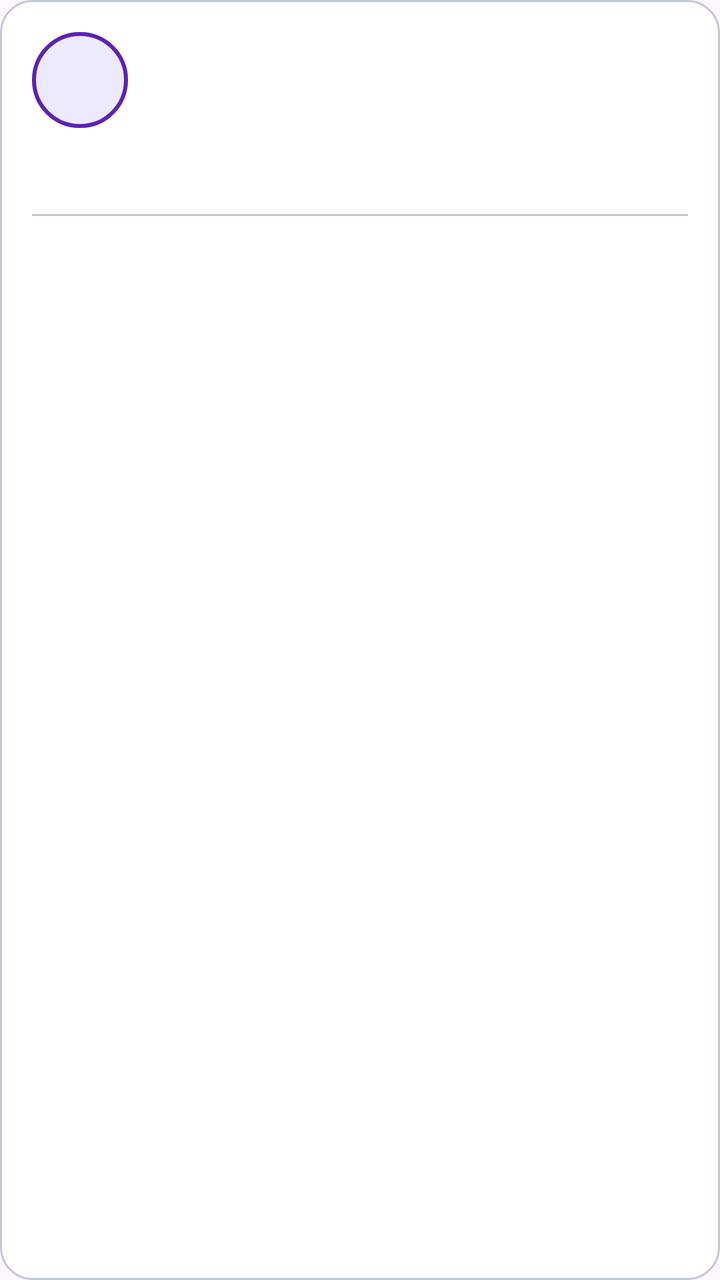
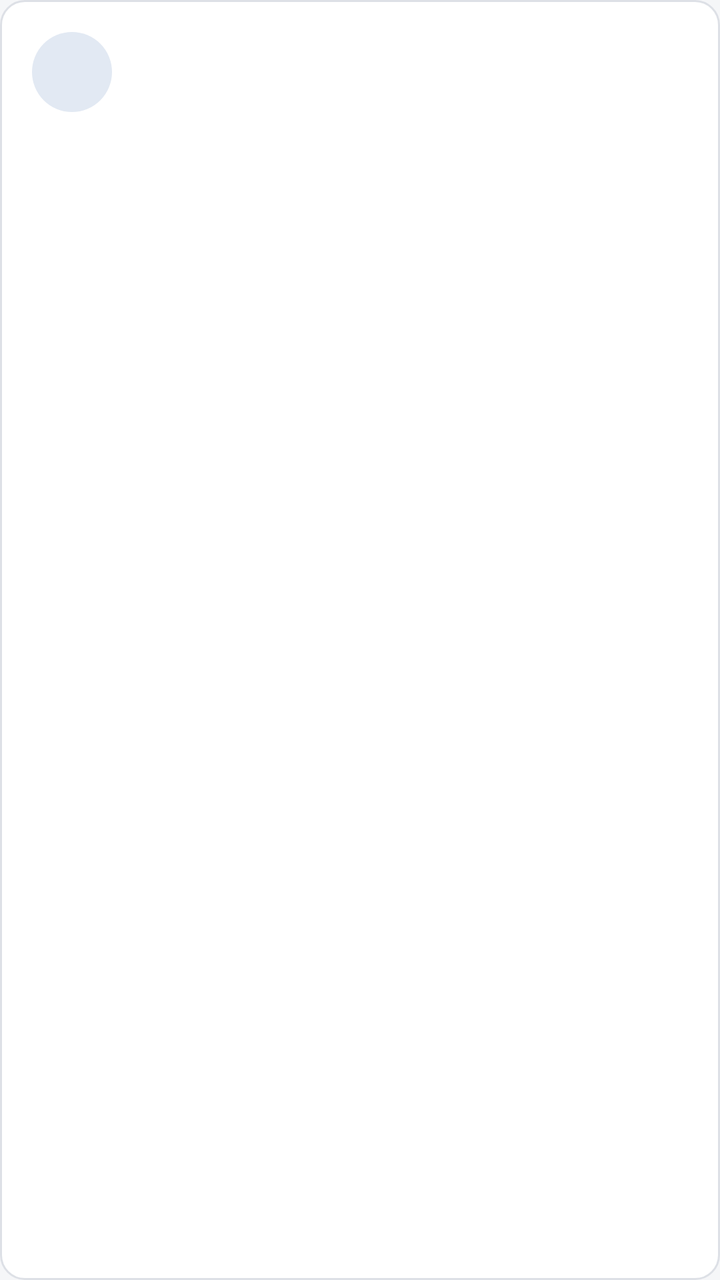

The first picture is an Android layout as it rendered before a commit; the second is the same layout after the commit. The layout source and the unified diff follow.
<!-- AndroidManifest.xml: application theme Theme.Kstudy -->
<!-- res/layout/item_student.xml -->
<?xml version="1.0" encoding="utf-8"?>
<LinearLayout xmlns:android="http://schemas.android.com/apk/res/android"
    android:layout_width="match_parent"
    android:layout_height="wrap_content"
    android:layout_marginHorizontal="16dp"
    android:layout_marginVertical="8dp"
    android:background="@drawable/bg_card"
    android:orientation="vertical"
    android:padding="16dp">

    <LinearLayout
        android:layout_width="match_parent"
        android:layout_height="wrap_content"
        android:gravity="center_vertical"
        android:orientation="horizontal">

        <TextView
            android:id="@+id/tvStudentInitials"
            android:layout_width="48dp"
            android:layout_height="48dp"
            android:background="@drawable/bg_circle_avatar"
            android:gravity="center"
            android:textColor="@color/on_primary_container"
            android:textSize="18sp"
            android:textStyle="bold" />

        <LinearLayout
            android:layout_width="0dp"
            android:layout_height="wrap_content"
            android:layout_marginStart="16dp"
            android:layout_weight="1"
            android:orientation="vertical">

            <TextView
                android:id="@+id/tvStudentName"
                android:layout_width="wrap_content"
                android:layout_height="wrap_content"
                android:textColor="@color/black"
                android:textSize="18sp"
                android:textStyle="bold" />

            <LinearLayout
                android:layout_width="match_parent"
                android:layout_height="wrap_content"
                android:layout_marginTop="4dp"
                android:orientation="horizontal">

                <TextView
                    android:id="@+id/tvStudentCode"
                    android:layout_width="wrap_content"
                    android:layout_height="wrap_content"
                    android:textColor="@color/text_secondary"
                    android:textSize="13sp" />

                <TextView
                    android:id="@+id/tvStudentClass"
                    android:layout_width="wrap_content"
                    android:layout_height="wrap_content"
                    android:layout_marginStart="16dp"
                    android:textColor="@color/text_secondary"
                    android:textSize="13sp" />
            </LinearLayout>
        </LinearLayout>
    </LinearLayout>

    <TextView
        android:id="@+id/tvStudentPhone"
        android:layout_width="match_parent"
        android:layout_height="wrap_content"
        android:layout_marginTop="12dp"
        android:textColor="@color/text_secondary"
        android:textSize="14sp" />

    
    <View
        android:layout_width="match_parent"
        android:layout_height="1dp"
        android:layout_marginVertical="12dp"
        android:background="@color/outline_variant" />

    <LinearLayout
        android:layout_width="match_parent"
        android:layout_height="wrap_content"
        android:orientation="horizontal">

        <Button
            android:id="@+id/btnEditStudent"
            style="@style/Widget.Material3.Button.TextButton"
            android:layout_width="0dp"
            android:layout_height="wrap_content"
            android:layout_weight="1"
            android:text="Sửa"
            android:textColor="@color/primary"
            android:visibility="gone" />

        <Button
            android:id="@+id/btnDeleteStudent"
            style="@style/Widget.Material3.Button.TextButton"
            android:layout_width="0dp"
            android:layout_height="wrap_content"
            android:layout_weight="1"
            android:text="Xóa"
            android:textColor="@color/absent"
            android:visibility="gone" />

        <Button
            android:id="@+id/btnActionStudent"
            style="@style/Widget.Material3.Button"
            android:layout_width="match_parent"
            android:layout_height="wrap_content"
            android:textColor="@color/white"
            android:visibility="gone" />
    </LinearLayout>
</LinearLayout>
<!-- resources referenced by this layout -->
<resources>
  <color name="absent">#F44336</color>
  <color name="black">#FF000000</color>
  <color name="on_primary_container">#2E1065</color>
  <color name="outline_variant">#C3C6D6</color>
  <color name="primary">#5B21B6</color>
  <color name="text_secondary">#434654</color>
  <color name="white">#FFFFFFFF</color>
  <!-- drawable bg_card (drawable) -->
  <?xml version="1.0" encoding="utf-8"?>
  <shape xmlns:android="http://schemas.android.com/apk/res/android"
      android:shape="rectangle">
      <solid android:color="@color/surface" />
      <corners android:radius="16dp" />
      <stroke
          android:width="1dp"
          android:color="@color/outline_variant" />
  </shape>
  <!-- drawable bg_circle_avatar (drawable) -->
  <?xml version="1.0" encoding="utf-8"?>
  <shape xmlns:android="http://schemas.android.com/apk/res/android"
      android:shape="oval">
      <solid android:color="@color/primary_container" />
      <stroke
          android:width="2dp"
          android:color="@color/primary" />
  </shape>
  <color name="primary_container">#EDE9FE</color>
  <style name="Base.Theme.Kstudy" parent="Theme.Material3.Light.NoActionBar">
          
          <item name="colorPrimary">@color/primary</item>
          <item name="colorOnPrimary">@color/white</item>
      </style>
  <!-- unchanged entries left out for length: 2 -->
</resources>

<!-- the commit's change to res/layout/item_student.xml (unified diff, before → after) -->
@@ -1,33 +1,24 @@
 <?xml version="1.0" encoding="utf-8"?>
 <LinearLayout xmlns:android="http://schemas.android.com/apk/res/android"
+    style="@style/Widget.Kstudy.Card"
     android:layout_width="match_parent"
     android:layout_height="wrap_content"
-    android:layout_marginHorizontal="16dp"
-    android:layout_marginVertical="8dp"
-    android:background="@drawable/bg_card"
-    android:orientation="vertical"
-    android:padding="16dp">
+    android:layout_marginBottom="8dp"
+    android:orientation="vertical">
 
     <LinearLayout
         android:layout_width="match_parent"
         android:layout_height="wrap_content"
-        android:gravity="center_vertical"
         android:orientation="horizontal">
 
         <TextView
             android:id="@+id/tvStudentInitials"
-            android:layout_width="48dp"
-            android:layout_height="48dp"
-            android:background="@drawable/bg_circle_avatar"
-            android:gravity="center"
-            android:textColor="@color/on_primary_container"
-            android:textSize="18sp"
-            android:textStyle="bold" />
+            style="@style/Widget.Kstudy.Avatar" />
 
         <LinearLayout
             android:layout_width="0dp"
             android:layout_height="wrap_content"
-            android:layout_marginStart="16dp"
+            android:layout_marginStart="12dp"
             android:layout_weight="1"
             android:orientation="vertical">
 
@@ -35,80 +26,64 @@
                 android:id="@+id/tvStudentName"
                 android:layout_width="wrap_content"
                 android:layout_height="wrap_content"
-                android:textColor="@color/black"
-                android:textSize="18sp"
-                android:textStyle="bold" />
+                android:textAppearance="@style/TextAppearance.Kstudy.ItemTitle" />
 
             <LinearLayout
                 android:layout_width="match_parent"
                 android:layout_height="wrap_content"
-                android:layout_marginTop="4dp"
+                android:layout_marginTop="2dp"
                 android:orientation="horizontal">
 
                 <TextView
                     android:id="@+id/tvStudentCode"
                     android:layout_width="wrap_content"
                     android:layout_height="wrap_content"
-                    android:textColor="@color/text_secondary"
-                    android:textSize="13sp" />
+                    android:textAppearance="@style/TextAppearance.Kstudy.Body.Secondary" />
 
                 <TextView
                     android:id="@+id/tvStudentClass"
                     android:layout_width="wrap_content"
                     android:layout_height="wrap_content"
                     android:layout_marginStart="16dp"
-                    android:textColor="@color/text_secondary"
-                    android:textSize="13sp" />
+                    android:textAppearance="@style/TextAppearance.Kstudy.Body.Secondary" />
             </LinearLayout>
+
+            <TextView
+                android:id="@+id/tvStudentPhone"
+                android:layout_width="wrap_content"
+                android:layout_height="wrap_content"
+                android:layout_marginTop="2dp"
+                android:textAppearance="@style/TextAppearance.Kstudy.Body.Secondary" />
         </LinearLayout>
     </LinearLayout>
 
-    <TextView
-        android:id="@+id/tvStudentPhone"
-        android:layout_width="match_parent"
-        android:layout_height="wrap_content"
-        android:layout_marginTop="12dp"
-        android:textColor="@color/text_secondary"
-        android:textSize="14sp" />
+    
+    <LinearLayout
+        android:id="@+id/layoutStudentActions"
+        style="@style/Widget.Kstudy.CardActions"
+        android:visibility="gone">
 
-    
-    <View
-        android:layout_width="match_parent"
-        android:layout_height="1dp"
-        android:layout_marginVertical="12dp"
-        android:background="@color/outline_variant" />
-
-    <LinearLayout
-        android:layout_width="match_parent"
-        android:layout_height="wrap_content"
-        android:orientation="horizontal">
+        <Button
+            android:id="@+id/btnDeleteStudent"
+            style="@style/Widget.Kstudy.Button.Text.Danger"
+            android:layout_width="wrap_content"
+            android:layout_height="wrap_content"
+            android:text="Xóa"
+            android:visibility="gone" />
 
         <Button
             android:id="@+id/btnEditStudent"
-            style="@style/Widget.Material3.Button.TextButton"
-            android:layout_width="0dp"
+            style="@style/Widget.Kstudy.Button.Text"
+            android:layout_width="wrap_content"
             android:layout_height="wrap_content"
-            android:layout_weight="1"
             android:text="Sửa"
-            android:textColor="@color/primary"
-            android:visibility="gone" />
-
-        <Button
-            android:id="@+id/btnDeleteStudent"
-            style="@style/Widget.Material3.Button.TextButton"
-            android:layout_width="0dp"
-            android:layout_height="wrap_content"
-            android:layout_weight="1"
-            android:text="Xóa"
-            android:textColor="@color/absent"
             android:visibility="gone" />
 
         <Button
             android:id="@+id/btnActionStudent"
-            style="@style/Widget.Material3.Button"
-            android:layout_width="match_parent"
+            style="@style/Widget.Kstudy.Button.Text"
+            android:layout_width="wrap_content"
             android:layout_height="wrap_content"
-            android:textColor="@color/white"
             android:visibility="gone" />
     </LinearLayout>
 </LinearLayout>
<!-- resource entries referenced after the edit -->
@@ -1,18 +1,90 @@
 <!-- resources referenced by this layout -->
 <resources>
-  <color name="absent">#F44336</color>
-  <color name="black">#FF000000</color>
-  <color name="on_primary_container">#2E1065</color>
-  <color name="outline_variant">#C3C6D6</color>
-  <color name="primary">#5B21B6</color>
-  <color name="text_secondary">#434654</color>
-  <color name="white">#FFFFFFFF</color>
+  <style name="TextAppearance.Kstudy.Body.Secondary">
+          <item name="android:textColor">?attr/colorOnSurfaceVariant</item>
+      </style>
+  <style name="TextAppearance.Kstudy.ItemTitle" parent="TextAppearance.Material3.TitleMedium">
+          <item name="android:textColor">?attr/colorOnSurface</item>
+      </style>
+  <style name="Widget.Kstudy.Avatar" parent="">
+          <item name="android:layout_width">40dp</item>
+          <item name="android:layout_height">40dp</item>
+          <item name="android:background">@drawable/bg_circle_avatar</item>
+          <item name="android:gravity">center</item>
+          <item name="android:textAppearance">@style/TextAppearance.Kstudy.Label</item>
+          <item name="android:textColor">?attr/colorOnPrimaryContainer</item>
+      </style>
+  <style name="Widget.Kstudy.Button.Text" parent="Widget.Material3.Button.TextButton">
+          <item name="shapeAppearanceOverlay">@style/ShapeAppearanceOverlay.Kstudy.Control</item>
+          <item name="android:minWidth">56dp</item>
+      </style>
+  <style name="Widget.Kstudy.Button.Text.Danger">
+          <item name="android:textColor">@color/danger_text</item>
+          <item name="rippleColor">@color/error_container</item>
+      </style>
+  <style name="Widget.Kstudy.Card" parent="">
+          <item name="android:background">@drawable/bg_card</item>
+          <item name="android:padding">16dp</item>
+          
+          <item name="android:clipToPadding">false</item>
+      </style>
+  <style name="Widget.Kstudy.CardActions" parent="">
+          <item name="android:layout_width">match_parent</item>
+          <item name="android:layout_height">wrap_content</item>
+          <item name="android:orientation">horizontal</item>
+          <item name="android:gravity">end</item>
+          <item name="android:layout_marginTop">-4dp</item>
+          <item name="android:layout_marginBottom">-12dp</item>
+          <item name="android:layout_marginEnd">-12dp</item>
+      </style>
+  <color name="on_primary_container">#14263F</color>
+  <color name="primary_inverse">#A9C1E3</color>
+  <color name="secondary">#56606E</color>
+  <color name="secondary_container">#E7EAEF</color>
+  <color name="on_secondary_container">#1C2430</color>
+  <color name="background">#F5F6F8</color>
+  <color name="on_surface">#1B1D21</color>
+  <color name="surface_container">#ECEEF2</color>
+  <color name="outline_variant">#DDE0E6</color>
+  <color name="primary">#1F3A5F</color>
+  <color name="on_primary">#FFFFFF</color>
+  <color name="text_secondary">#555B66</color>
+  <color name="surface_inverse">#2F3237</color>
+  <color name="on_surface_inverse">#F1F2F4</color>
+  <color name="surface_dim">#DCDEE3</color>
+  <color name="surface_container_low">#F5F6F8</color>
+  <color name="surface_container_high">#E4E7EC</color>
+  <color name="outline">#7A808C</color>
+  <color name="error">#B3261E</color>
+  <color name="on_error_container">#5F1410</color>
+  <style name="Widget.Kstudy.Button" parent="Widget.Material3.Button">
+          <item name="shapeAppearanceOverlay">@style/ShapeAppearanceOverlay.Kstudy.Control</item>
+      </style>
+  <style name="Widget.Kstudy.Button.Outlined" parent="Widget.Material3.Button.OutlinedButton">
+          <item name="shapeAppearanceOverlay">@style/ShapeAppearanceOverlay.Kstudy.Control</item>
+      </style>
+  <style name="ThemeOverlay.Kstudy.MaterialAlertDialog" parent="ThemeOverlay.Material3.MaterialAlertDialog">
+          <item name="alertDialogStyle">@style/MaterialAlertDialog.Kstudy</item>
+          <item name="buttonBarPositiveButtonStyle">@style/Widget.Kstudy.Button.Text.Dialog</item>
+          <item name="buttonBarNegativeButtonStyle">@style/Widget.Kstudy.Button.Text.Dialog</item>
+          <item name="buttonBarNeutralButtonStyle">@style/Widget.Kstudy.Button.Text.Dialog.Flush</item>
+      </style>
+  <style name="MaterialAlertDialog.Kstudy" parent="MaterialAlertDialog.Material3">
+          <item name="backgroundTint">?attr/colorSurface</item>
+      </style>
+  <style name="Widget.Kstudy.Button.Text.Dialog" parent="Widget.Material3.Button.TextButton.Dialog">
+          <item name="shapeAppearanceOverlay">@style/ShapeAppearanceOverlay.Kstudy.Control</item>
+      </style>
+  <style name="Widget.Kstudy.Button.Text.Dialog.Flush">
+          <item name="android:layout_marginStart">0dp</item>
+          <item name="android:layout_marginLeft">0dp</item>
+      </style>
   <!-- drawable bg_card (drawable) -->
   <?xml version="1.0" encoding="utf-8"?>
   <shape xmlns:android="http://schemas.android.com/apk/res/android"
       android:shape="rectangle">
       <solid android:color="@color/surface" />
-      <corners android:radius="16dp" />
+      <corners android:radius="@dimen/radius_container" />
       <stroke
           android:width="1dp"
           android:color="@color/outline_variant" />
@@ -22,15 +94,71 @@
   <shape xmlns:android="http://schemas.android.com/apk/res/android"
       android:shape="oval">
       <solid android:color="@color/primary_container" />
-      <stroke
-          android:width="2dp"
-          android:color="@color/primary" />
   </shape>
-  <color name="primary_container">#EDE9FE</color>
+  <style name="TextAppearance.Kstudy.Label" parent="TextAppearance.Material3.LabelMedium">
+          <item name="android:textColor">?attr/colorOnSurface</item>
+      </style>
+  <style name="ShapeAppearanceOverlay.Kstudy.Control" parent="">
+          <item name="cornerFamily">rounded</item>
+          <item name="cornerSize">@dimen/radius_control</item>
+      </style>
+  <color name="error_container">#FBEAE8</color>
+  <color name="primary_container">#E2E9F3</color>
+  <dimen name="radius_control">8dp</dimen>
+  <dimen name="radius_container">12dp</dimen>
   <style name="Base.Theme.Kstudy" parent="Theme.Material3.Light.NoActionBar">
           
           <item name="colorPrimary">@color/primary</item>
-          <item name="colorOnPrimary">@color/white</item>
+          <item name="colorOnPrimary">@color/on_primary</item>
+          <item name="colorPrimaryContainer">@color/primary_container</item>
+          <item name="colorOnPrimaryContainer">@color/on_primary_container</item>
+          <item name="colorPrimaryInverse">@color/primary_inverse</item>
+          <item name="colorSecondary">@color/secondary</item>
+          <item name="colorOnSecondary">@color/on_primary</item>
+          <item name="colorSecondaryContainer">@color/secondary_container</item>
+          <item name="colorOnSecondaryContainer">@color/on_secondary_container</item>
+          <item name="colorTertiary">@color/secondary</item>
+          <item name="colorOnTertiary">@color/on_primary</item>
+          <item name="colorTertiaryContainer">@color/secondary_container</item>
+          <item name="colorOnTertiaryContainer">@color/on_secondary_container</item>
+          <item name="android:colorBackground">@color/background</item>
+          <item name="colorOnBackground">@color/on_surface</item>
+          <item name="colorSurface">@color/surface</item>
+          <item name="colorOnSurface">@color/on_surface</item>
+          <item name="colorSurfaceVariant">@color/surface_container</item>
+          <item name="colorOnSurfaceVariant">@color/text_secondary</item>
+          <item name="colorSurfaceInverse">@color/surface_inverse</item>
+          <item name="colorOnSurfaceInverse">@color/on_surface_inverse</item>
+          <item name="colorSurfaceBright">@color/surface</item>
+          <item name="colorSurfaceDim">@color/surface_dim</item>
+          <item name="colorSurfaceContainerLowest">@color/surface</item>
+          <item name="colorSurfaceContainerLow">@color/surface_container_low</item>
+          <item name="colorSurfaceContainer">@color/surface_container</item>
+          <item name="colorSurfaceContainerHigh">@color/surface_container_high</item>
+          <item name="colorSurfaceContainerHighest">@color/surface_container_high</item>
+          <item name="colorOutline">@color/outline</item>
+          <item name="colorOutlineVariant">@color/outline_variant</item>
+          <item name="colorError">@color/error</item>
+          <item name="colorOnError">@color/on_primary</item>
+          <item name="colorErrorContainer">@color/error_container</item>
+          <item name="colorOnErrorContainer">@color/on_error_container</item>
+  
+          
+          <item name="elevationOverlayEnabled">false</item>
+  
+          
+          <item name="shapeCornerSizeExtraSmall">@dimen/radius_control</item>
+          <item name="shapeCornerSizeSmall">@dimen/radius_control</item>
+          <item name="shapeCornerSizeMedium">@dimen/radius_container</item>
+          <item name="shapeCornerSizeLarge">@dimen/radius_container</item>
+          <item name="shapeCornerSizeLargeIncreased">@dimen/radius_container</item>
+          <item name="shapeCornerSizeExtraLarge">@dimen/radius_container</item>
+          <item name="shapeCornerSizeExtraLargeIncreased">@dimen/radius_container</item>
+  
+          <item name="materialButtonStyle">@style/Widget.Kstudy.Button</item>
+          <item name="materialButtonOutlinedStyle">@style/Widget.Kstudy.Button.Outlined</item>
+          <item name="borderlessButtonStyle">@style/Widget.Kstudy.Button.Text</item>
+          <item name="materialAlertDialogTheme">@style/ThemeOverlay.Kstudy.MaterialAlertDialog</item>
       </style>
   <!-- unchanged entries left out for length: 2 -->
 </resources>
